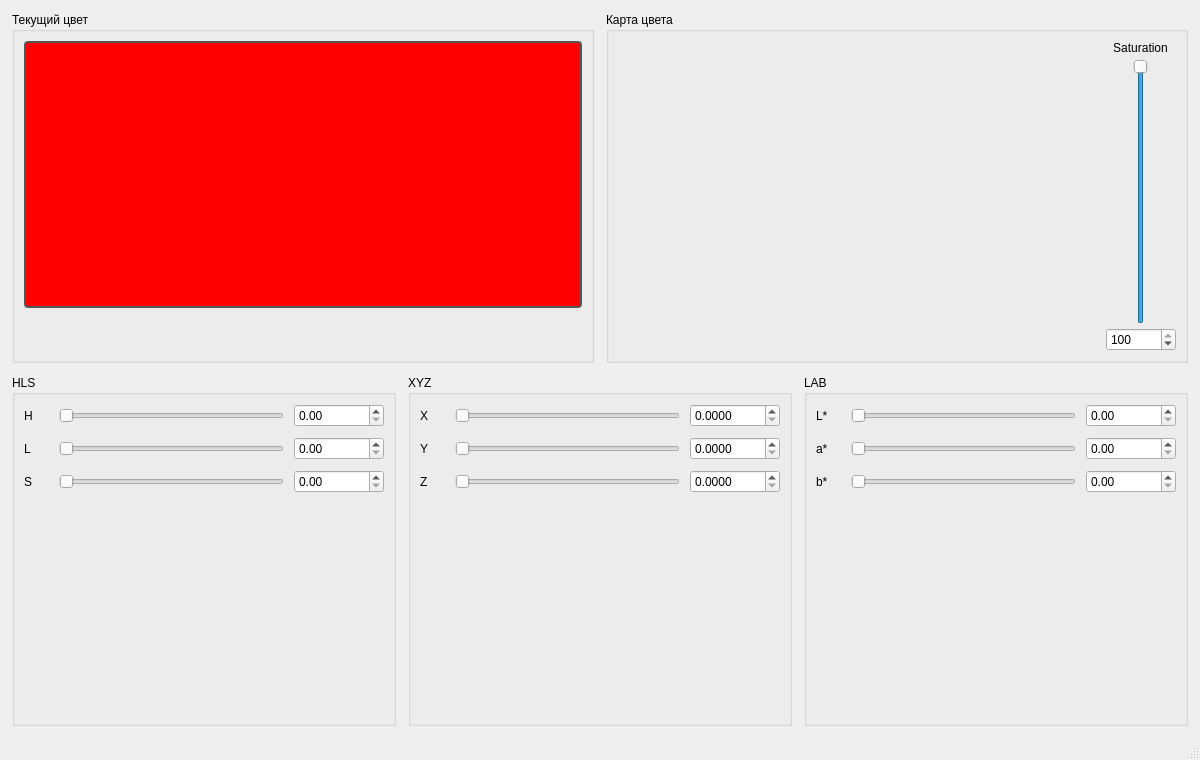
This is Lab1_color_converter/ColorConverter/colorconverter.ui in VladKoBY07/PKG_Labs as Qt 5 draws it before an edit. The edited form follows.
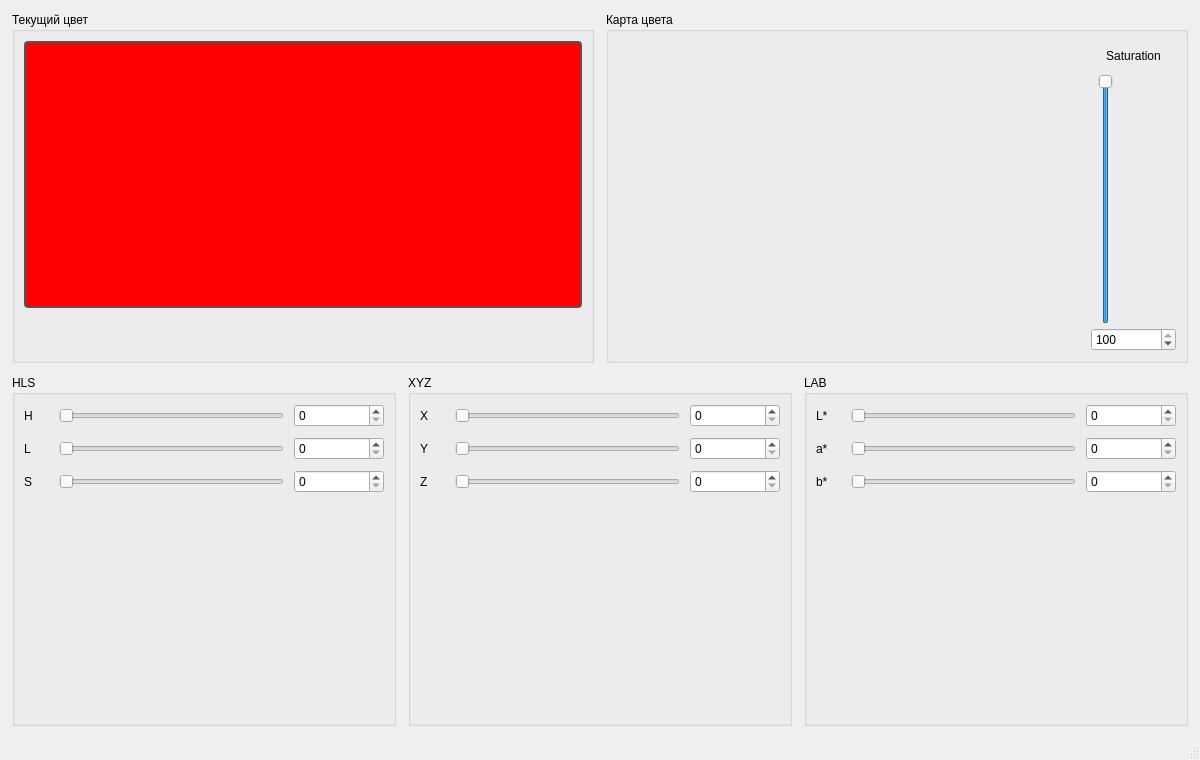
This is the edited form.

Diff of the .ui file:
```diff
--- a/Lab1_color_converter/ColorConverter/colorconverter.ui
+++ b/Lab1_color_converter/ColorConverter/colorconverter.ui
@@ -165,8 +165,26 @@
               <number>4</number>
              </property>
 
-             <item alignment="Qt::AlignmentFlag::AlignHCenter">
+             <property name="alignment">
+              <set>Qt::AlignmentFlag::AlignHCenter</set>
+             </property>
+
+             <item>
               <widget class="QLabel" name="saturationLabel">
+               <property name="minimumSize">
+                <size>
+                 <width>85</width>
+                 <height>0</height>
+                </size>
+               </property>
+
+               <property name="maximumSize">
+                <size>
+                 <width>85</width>
+                 <height>16777215</height>
+                </size>
+               </property>
+
                <property name="text">
                 <string>Saturation</string>
                </property>
@@ -177,12 +195,19 @@
               </widget>
              </item>
 
-             <item alignment="Qt::AlignmentFlag::AlignHCenter">
+             <item>
               <widget class="QSlider" name="saturationSlider">
                <property name="minimumSize">
                 <size>
                  <width>30</width>
-                 <height>180</height>
+                 <height>220</height>
+                </size>
+               </property>
+
+               <property name="maximumSize">
+                <size>
+                 <width>30</width>
+                 <height>250</height>
                 </size>
                </property>
 
@@ -204,15 +229,22 @@
               </widget>
              </item>
 
-             <item alignment="Qt::AlignmentFlag::AlignHCenter">
+             <item>
               <widget class="QDoubleSpinBox" name="saturationSpinBox">
                <property name="minimumSize">
                 <size>
-                 <width>70</width>
+                 <width>85</width>
                  <height>0</height>
                 </size>
                </property>
 
+               <property name="maximumSize">
+                <size>
+                 <width>85</width>
+                 <height>16777215</height>
+                </size>
+               </property>
+
                <property name="minimum">
                 <double>0.000000000000000</double>
                </property>
@@ -300,7 +332,7 @@
              </property>
 
              <property name="decimals">
-              <number>2</number>
+              <number>0</number>
              </property>
             </widget>
            </item>
@@ -342,7 +374,7 @@
              </property>
 
              <property name="decimals">
-              <number>2</number>
+              <number>0</number>
              </property>
             </widget>
            </item>
@@ -384,7 +416,7 @@
              </property>
 
              <property name="decimals">
-              <number>2</number>
+              <number>0</number>
              </property>
             </widget>
            </item>
@@ -454,7 +486,7 @@
              </property>
 
              <property name="decimals">
-              <number>4</number>
+              <number>0</number>
              </property>
             </widget>
            </item>
@@ -496,7 +528,7 @@
              </property>
 
              <property name="decimals">
-              <number>4</number>
+              <number>0</number>
              </property>
             </widget>
            </item>
@@ -538,7 +570,7 @@
              </property>
 
              <property name="decimals">
-              <number>4</number>
+              <number>0</number>
              </property>
             </widget>
            </item>
@@ -608,7 +640,7 @@
              </property>
 
              <property name="decimals">
-              <number>2</number>
+              <number>0</number>
              </property>
             </widget>
            </item>
@@ -650,7 +682,7 @@
              </property>
 
              <property name="decimals">
-              <number>2</number>
+              <number>0</number>
              </property>
             </widget>
            </item>
@@ -692,7 +724,7 @@
              </property>
 
              <property name="decimals">
-              <number>2</number>
+              <number>0</number>
              </property>
             </widget>
            </item>
```
Left out of the diff: 36 changed lines with no effect on the pictures.
